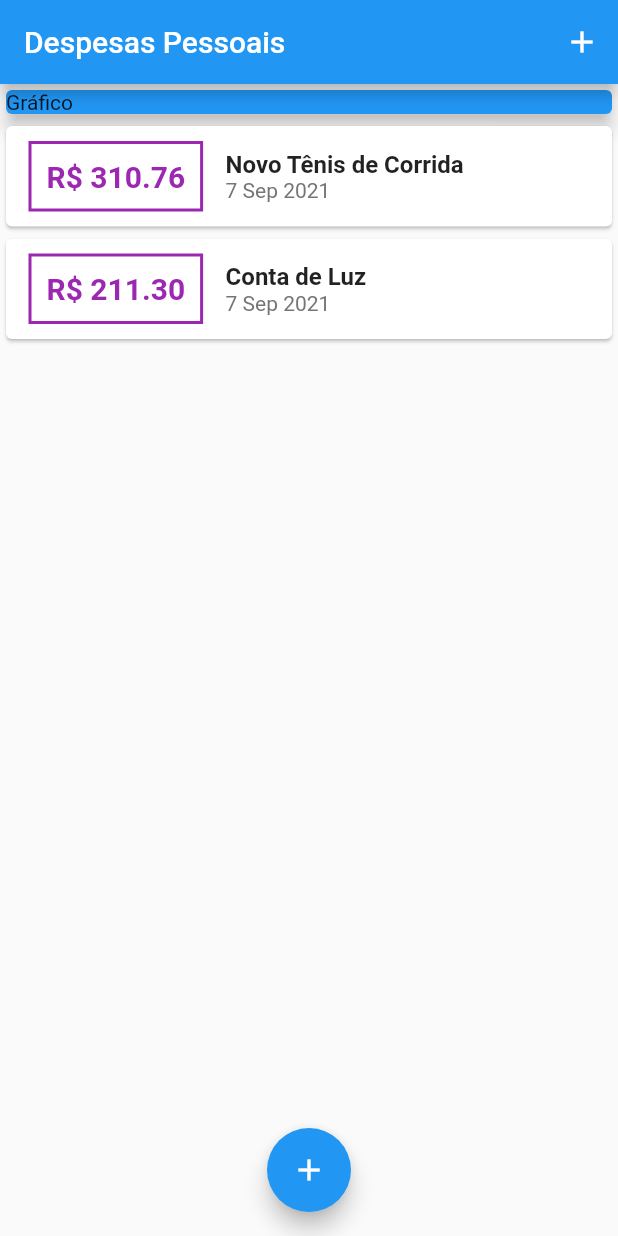
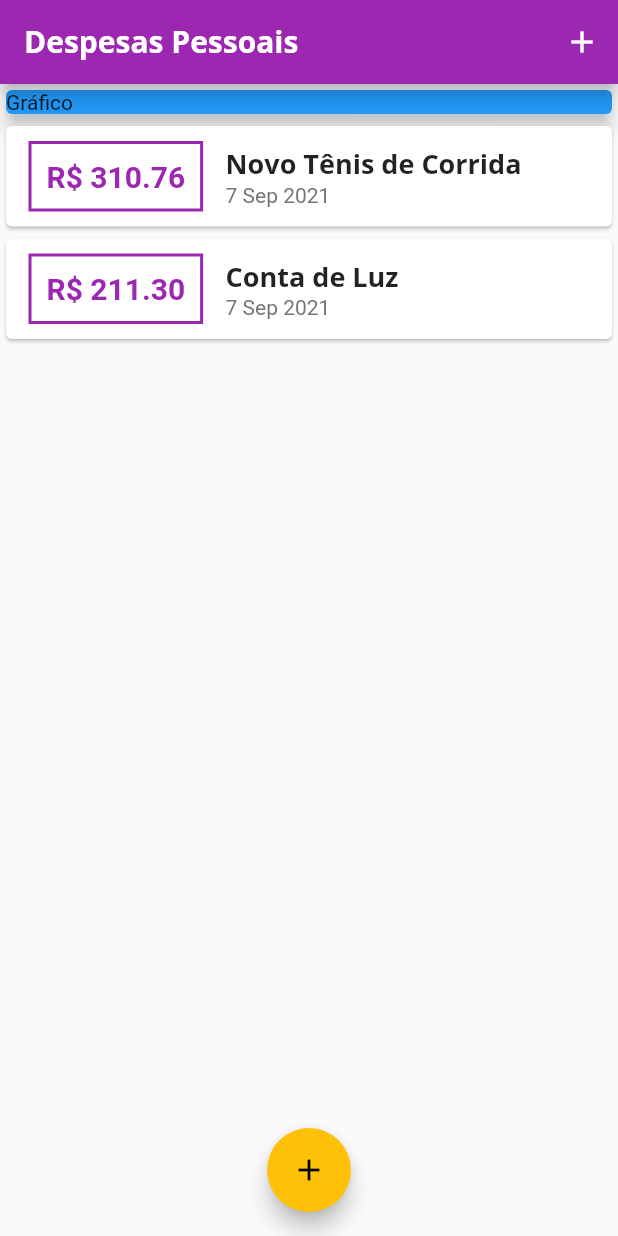
Before and after one commit to EricksonDutra/despesas_pessoais, a Flutter app: the screen it shows after launch, on a phone screen of 412 x 824 dp. Run offline on Flutter 3.47's test engine with Material 2 defaults, Android fonts, the phone set to English and light mode, and no system bars.

Commit message:
fontes e temas

```diff
--- a/lib/components/transaction_list.dart
+++ b/lib/components/transaction_list.dart
@@ -25,7 +25,7 @@ class TransactionList extends StatelessWidget {
                   ),
                   decoration: BoxDecoration(
                     border: Border.all(
-                      color: Colors.purple,
+                      color: Theme.of(context).primaryColor,
                       width: 2,
                     ),
                   ),
@@ -35,7 +35,7 @@ class TransactionList extends StatelessWidget {
                     style: TextStyle(
                       fontWeight: FontWeight.bold,
                       fontSize: 20,
-                      color: Colors.purple,
+                      color: Theme.of(context).primaryColor,
                     ),
                   ),
                 ),
@@ -44,10 +44,7 @@ class TransactionList extends StatelessWidget {
                   children: <Widget>[
                     Text(
                       tr.title,
-                      style: TextStyle(
-                        fontSize: 16,
-                        fontWeight: FontWeight.bold,
-                      ),
+                      style: Theme.of(context).textTheme.headline6,
                     ),
                     Text(
                       DateFormat('d MMM y').format(tr.date),
--- a/lib/main.dart
+++ b/lib/main.dart
@@ -10,7 +10,25 @@ main() => runApp(ExpensesApp());
 class ExpensesApp extends StatelessWidget {
   @override
   Widget build(BuildContext context) {
-    return MaterialApp(home: MyHomePage());
+    return MaterialApp(
+        home: MyHomePage(),
+        theme: ThemeData(
+            primarySwatch: Colors.purple,
+            accentColor: Colors.amber,
+            fontFamily: 'Quicksand',
+            textTheme: ThemeData.light().textTheme.copyWith(
+                    headline6: TextStyle(
+                  fontFamily: 'OpenSans',
+                  fontSize: 18,
+                  fontWeight: FontWeight.bold,
+                )),
+            appBarTheme: AppBarTheme(
+                textTheme: ThemeData.light().textTheme.copyWith(
+                        headline6: TextStyle(
+                      fontFamily: 'OpenSans',
+                      fontSize: 20,
+                      fontWeight: FontWeight.bold,
+                    )))));
   }
 }
 
@@ -46,6 +64,8 @@ class _MyHomePageState extends State<MyHomePage> {
     setState(() {
       _transactions.add(newTransaction);
     });
+
+    Navigator.of(context).pop();
   }
 
   _openTransactionFormModal(BuildContext context) {
```
Also changed, not shown: pubspec.yaml (+11 -11 lines), assets/fonts/OpenSans-Bold.ttf (added), assets/fonts/OpenSans-Regular.ttf (added), assets/fonts/Quicksand-Bold.ttf (added), assets/fonts/Quicksand-Light.ttf (added), assets/fonts/Quicksand-Medium.ttf (added), assets/fonts/Quicksand-Regular.ttf (added).
